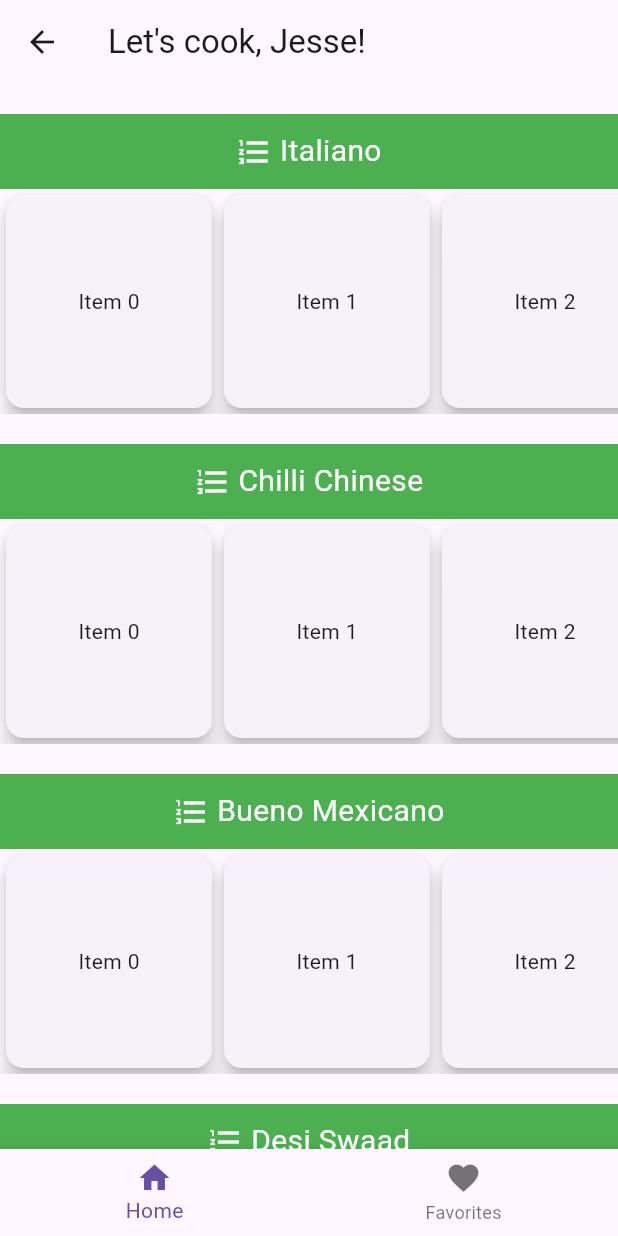
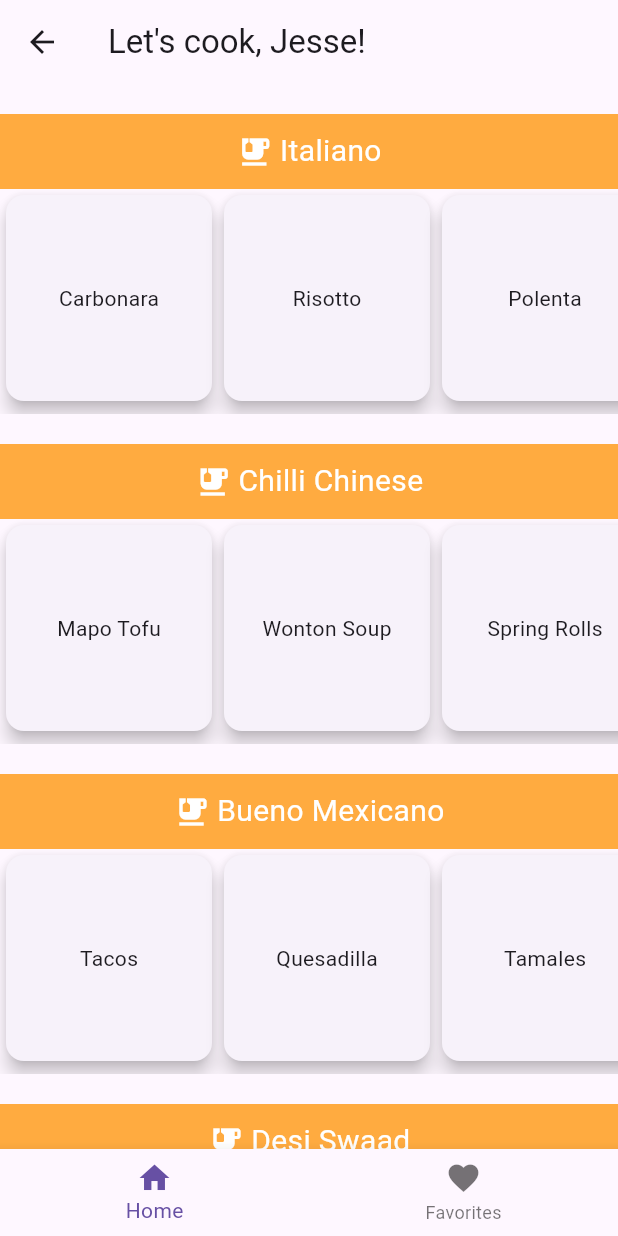
Before and after one commit to zykuriku/Chef-s-wok, a Flutter app: the HomePage screen opened directly, on a phone screen of 412 x 824 dp. Run offline on Flutter 3.47's test engine with Material 3 defaults, Android fonts, the phone set to English and light mode, and no system bars; our stand-ins replace firebase_auth, firebase_core; accounts and stored records are empty; network calls fail.

Commit message:
commit 3

```diff
--- a/lib/screens/homepage.dart
+++ b/lib/screens/homepage.dart
@@ -1,5 +1,7 @@
 import 'package:flutter/material.dart';
 import 'favorites.dart';
+import 'package:chefs_wok/utilities/api.dart';
+import 'package:chefs_wok/utilities/card.dart';
 
 List<String> subtitle = [
   'Italiano',
@@ -7,6 +9,14 @@ List<String> subtitle = [
   'Bueno Mexicano',
   'Desi Swaad',
   'Moshi Moshi Japanese'
+];
+
+List<List<String>> name = [
+  ['Carbonara', 'Risotto', 'Polenta', 'Pizza'],
+  ['Mapo Tofu', 'Wonton Soup', 'Spring Rolls', 'Chinese Hot Pot'],
+  ['Tacos', 'Quesadilla', 'Tamales', 'Chilaquiles'],
+  ['Butter Chicken', 'Samosa', 'Vindaloo', 'Soya Chaap'],
+  ['Sushi', 'Udon', 'Yakitori', 'Donburi']
 ];
 
 class HomePage extends StatefulWidget {
@@ -17,7 +27,21 @@ class HomePage extends StatefulWidget {
 }
 
 class _HomePageState extends State<HomePage> {
+  int id = 0;
   int _selectedIndex = 0;
+
+  void callApi(String n) async {
+    Api api = Api('https://api.spoonacular.com/recipes/complexSearch?query=$n');
+    var data = await api.getData();
+    if (data == null) {
+      id = 0;
+      return;
+    }
+    id = data['results'][0]['id'];
+    Navigator.push(
+        context, MaterialPageRoute(builder: (context) => Cardd(id: id)));
+  }
+
   @override
   Widget build(BuildContext context) {
     return Scaffold(
@@ -40,11 +64,11 @@ class _HomePageState extends State<HomePage> {
                   children: <Widget>[
                     Container(
                       height: 50.0,
-                      color: Colors.green,
+                      color: Colors.orangeAccent,
                       child: Row(
                         mainAxisAlignment: MainAxisAlignment.center,
                         children: <Widget>[
-                          Icon(Icons.format_list_numbered, color: Colors.white),
+                          Icon(Icons.emoji_food_beverage, color: Colors.white),
                           Padding(padding: const EdgeInsets.only(right: 5.0)),
                           Text(subtitle[index],
                               style: TextStyle(
@@ -58,16 +82,25 @@ class _HomePageState extends State<HomePage> {
                         shrinkWrap: true,
                         scrollDirection: Axis.horizontal,
                         itemCount: 4,
-                        itemBuilder: (context, index) {
-                          return Card(
-                            elevation: 5.0,
-                            child: Container(
-                              height: MediaQuery.of(context).size.width / 3,
-                              width: MediaQuery.of(context).size.width / 3,
-                              alignment: Alignment.center,
-                              child: Text('Item $index'),
+                        itemBuilder: (context, indexx) {
+                          return Stack(children: [
+                            Card(
+                              elevation: 5.0,
+                              child: Container(
+                                height: MediaQuery.of(context).size.width / 3,
+                                width: MediaQuery.of(context).size.width / 3,
+                                alignment: Alignment.center,
+                                child: GestureDetector(
+                                  child: Text(name[index][indexx]),
+                                  onTap: () {
+                                    setState(() {
+                                      callApi(name[index][indexx]);
+                                    });
+                                  },
+                                ),
+                              ),
                             ),
-                          );
+                          ]);
                         },
                       ),
                     ),
--- /dev/null
+++ b/lib/utilities/api.dart
@@ -0,0 +1,18 @@
+import 'package:http/http.dart' as http;
+import 'dart:convert';
+
+class Api {
+  Api(this.url);
+  final String url;
+  Future getData() async {
+    http.Response response = await http.get(Uri.parse(url));
+    if (response.statusCode == 200) {
+      String data = response.body;
+      var decodedData = jsonDecode(data);
+
+      return decodedData;
+    } else {
+      print(response.statusCode);
+    }
+  }
+}
--- a/lib/utilities/card.dart
+++ b/lib/utilities/card.dart
@@ -1,16 +1,22 @@
 import 'package:flutter/material.dart';
 import 'constants.dart';
 
-class Card extends StatefulWidget {
-  const Card({super.key});
+class Cardd extends StatefulWidget {
+  final id;
+  Cardd({required this.id});
 
   @override
-  State<Card> createState() => _CardState();
+  State<Cardd> createState() => _CarddState();
 }
 
-class _CardState extends State<Card> {
+class _CarddState extends State<Cardd> {
+  var url = 'https://api.spoonacular.com/recipes/$id/information';
   @override
   Widget build(BuildContext context) {
-    return Container();
+    return Scaffold(
+      body: Column(
+        children: [Image(image: NetworkImage(url))],
+      ),
+    );
   }
 }
```
